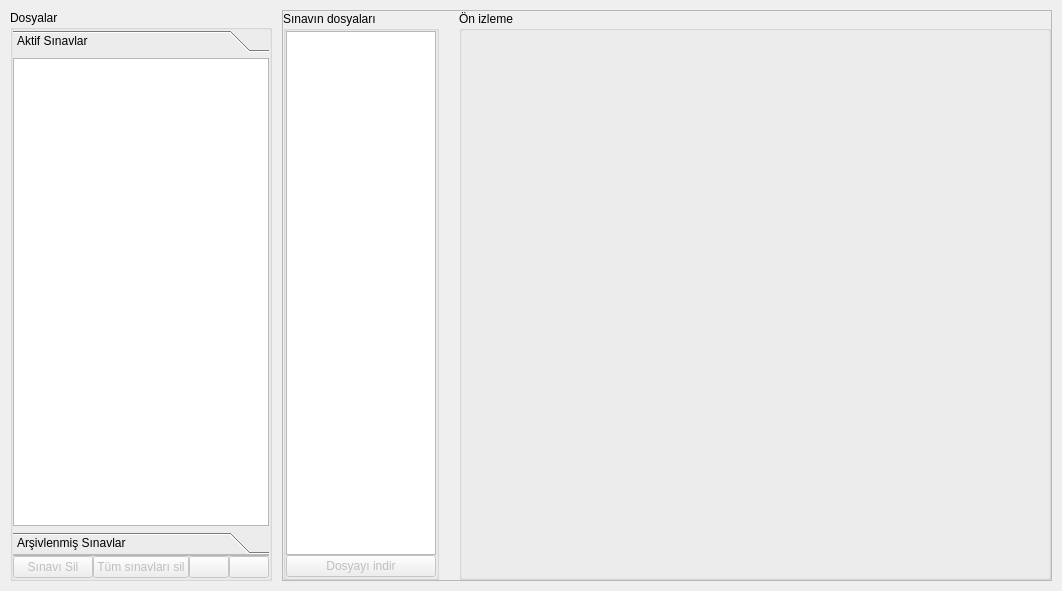
Qt form Forms/sinavlar_frame.ui (yoseidonn/Kelebek-App) before a commit.
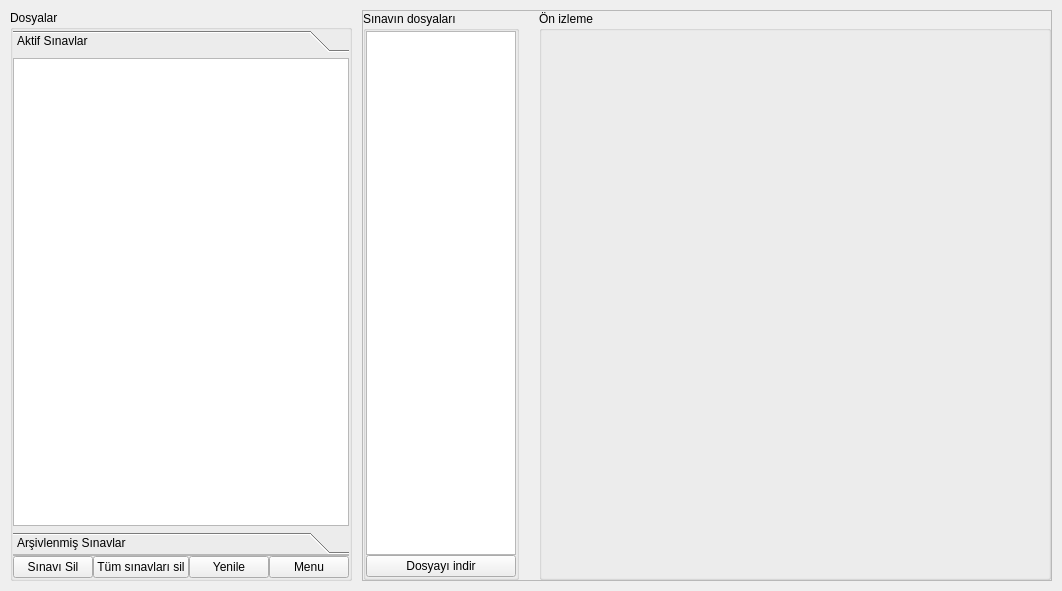
The same form after that commit.

Diff of the .ui file:
```diff
--- a/Forms/sinavlar_frame.ui
+++ b/Forms/sinavlar_frame.ui
@@ -60,7 +60,7 @@
           <rect>
            <x>0</x>
            <y>0</y>
-           <width>311</width>
+           <width>375</width>
            <height>454</height>
           </rect>
          </property>
@@ -155,7 +155,7 @@
         <item>
          <widget class="QPushButton" name="removeBtn">
           <property name="enabled">
-           <bool>false</bool>
+           <bool>true</bool>
           </property>
           <property name="text">
            <string>Sınavı Sil</string>
@@ -165,7 +165,7 @@
         <item>
          <widget class="QPushButton" name="removeAllBtn">
           <property name="enabled">
-           <bool>false</bool>
+           <bool>true</bool>
           </property>
           <property name="text">
            <string>Tüm sınavları sil</string>
@@ -175,20 +175,20 @@
         <item>
          <widget class="QPushButton" name="refreshAllBtn">
           <property name="enabled">
-           <bool>false</bool>
+           <bool>true</bool>
           </property>
           <property name="text">
-           <string/>
+           <string>Yenile</string>
           </property>
          </widget>
         </item>
         <item>
          <widget class="QPushButton" name="menuBtn">
           <property name="enabled">
-           <bool>false</bool>
+           <bool>true</bool>
           </property>
           <property name="text">
-           <string/>
+           <string>Menu</string>
           </property>
          </widget>
         </item>
@@ -261,7 +261,7 @@
          <item>
           <widget class="QPushButton" name="downloadBtn">
            <property name="enabled">
-            <bool>false</bool>
+            <bool>true</bool>
            </property>
            <property name="text">
             <string>Dosyayı indir</string>
```
Left out of the diff: 2 changed lines with no effect on the pictures.
